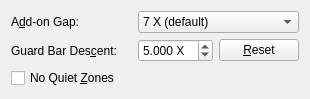
zint/zint, file frontend_qt/grpUPCEAN.ui: the form before one commit.
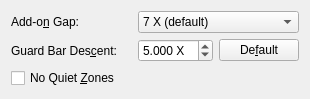
The form after the commit.

```diff
--- a/frontend_qt/grpUPCEAN.ui
+++ b/frontend_qt/grpUPCEAN.ui
@@ -25,7 +25,7 @@
      <item row="0" column="0">
       <widget class="QLabel" name="lblUPCEANAddonGap">
        <property name="text">
-        <string>A&amp;dd-on Gap:</string>
+        <string>Add-o&amp;n Gap:</string>
        </property>
        <property name="toolTip">
         <string>Horizontal space in X-dimensions between
@@ -145,7 +145,7 @@
 to default 5X</string>
          </property>
          <property name="text">
-          <string>&amp;Reset</string>
+          <string>De&amp;fault</string>
          </property>
          <property name="sizePolicy">
           <sizepolicy hsizetype="Preferred" vsizetype="Fixed">
```
Left out of the diff: 2 changed lines with no effect on the pictures.
